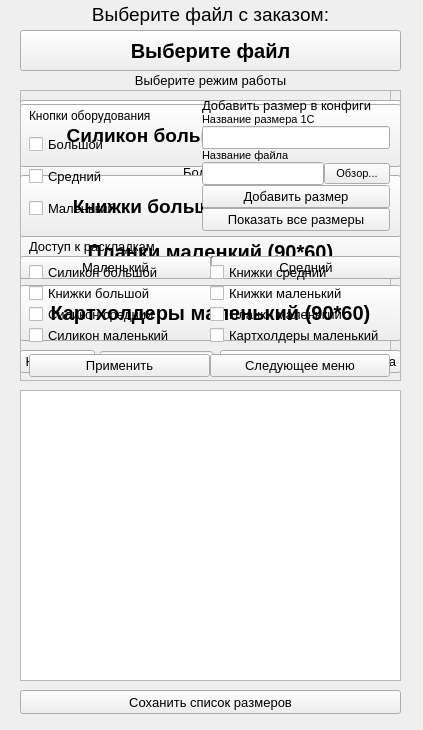
Old version of the form WB/PrintHelper/ui/printHelperUIV3.ui in the repository gora5624/Python.
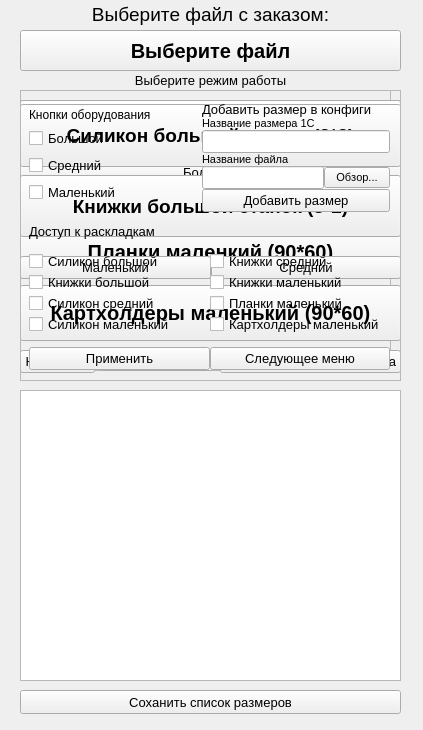
New version of the form.

Commit message: Add save size funct when push applu sett butt

```diff
--- a/WB/PrintHelper/ui/printHelperUIV3.ui
+++ b/WB/PrintHelper/ui/printHelperUIV3.ui
@@ -833,13 +833,6 @@
            </property>
           </widget>
          </item>
-         <item>
-          <widget class="QPushButton" name="pushButtonShowSizes">
-           <property name="text">
-            <string>Показать все размеры</string>
-           </property>
-          </widget>
-         </item>
         </layout>
        </item>
       </layout>
```
The commit also changes 2 other files.
